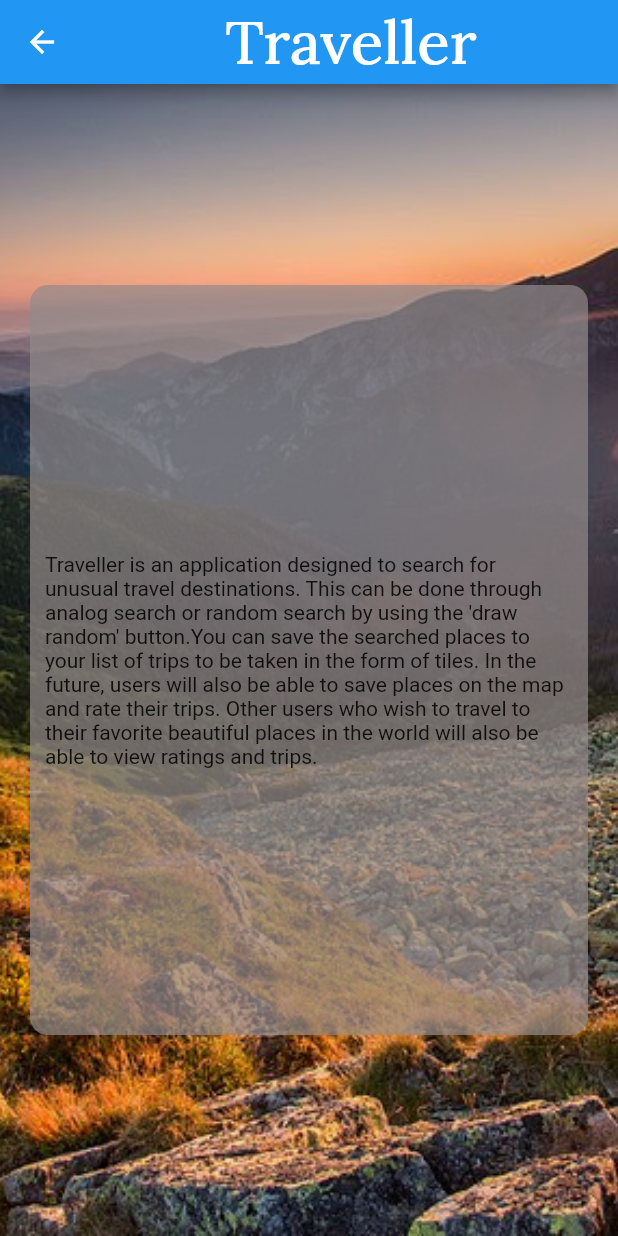
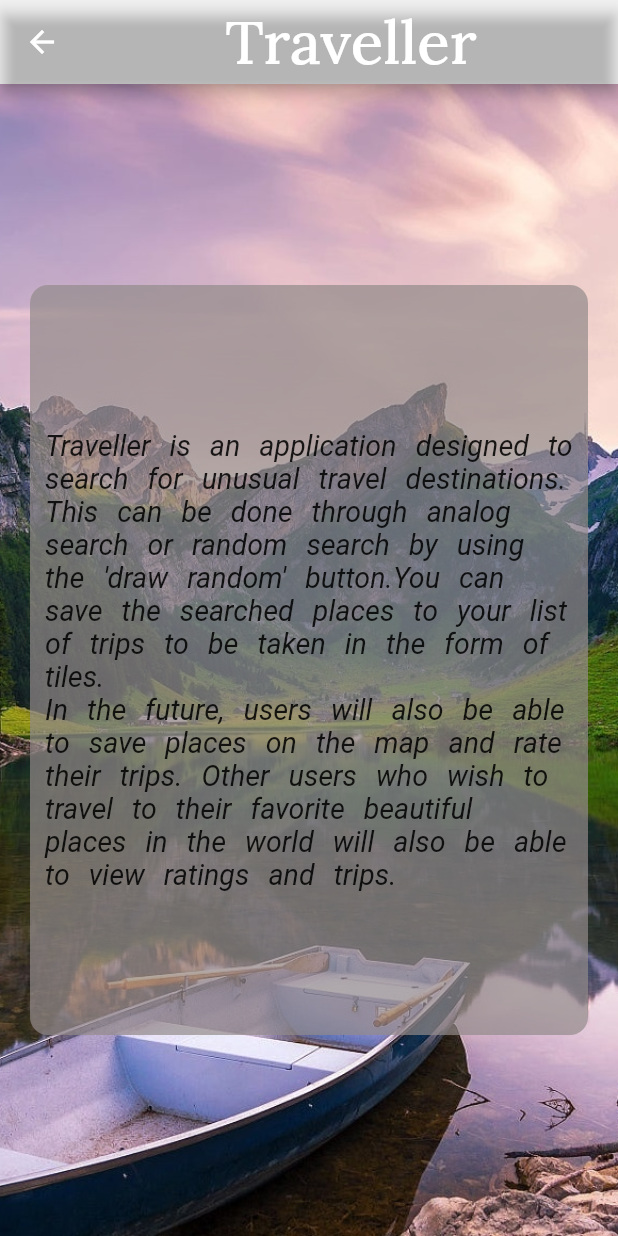
Before and after one commit to Isaaca11222/traveller, a Flutter app: the screen it shows once a user with an empty profile is signed in, scrolled down 159 dp, after a tap on the "question mark" icon, on a phone screen of 412 x 824 dp. Run offline on Flutter 3.47's test engine with Material 2 defaults, Android fonts, the phone set to English and light mode, and no system bars; our stand-ins replace bloc, cloud_firestore, firebase_auth, firebase_core, flutter_bloc, google_fonts and 1 more; accounts and stored records are empty; network calls fail.

Commit message:
Improve code

```diff
--- a/lib/app/features/LoginPage/login_page.dart
+++ b/lib/app/features/LoginPage/login_page.dart
@@ -75,7 +75,7 @@ class _LoginPageState extends State<LoginPage> {
                 ElevatedButton(
                   onPressed: () async {
                     if (isCreatingAccount == false) {
-                      // rejestracja
+                      //logowanie
                       try {
                         await FirebaseAuth.instance.signInWithEmailAndPassword(
                           email: emailController.text,
@@ -87,7 +87,7 @@ class _LoginPageState extends State<LoginPage> {
                         });
                       }
                     } else {
-                      // logowanie
+                      //rejestracja
                       try {
                         await FirebaseAuth.instance
                             .createUserWithEmailAndPassword(
--- a/lib/app/features/add/cubit/add_cubit.dart
+++ b/lib/app/features/add/cubit/add_cubit.dart
@@ -1,7 +1,6 @@
 import 'dart:async';
 
 import 'package:bloc/bloc.dart';
-import 'package:cloud_firestore/cloud_firestore.dart';
 import 'package:traveller/app/domain/repositories/items_repository.dart';
 
 part 'add_state.dart';
@@ -19,6 +18,7 @@ class AddCubit extends Cubit<AddState> {
     try {
       await _itemsRepository.add(title, imageURL, releaseDate);
       //firebase przeniesiony do repository
+      emit(const AddState(saved: true));
     } catch (error) {
       emit(AddState(errorMessage: error.toString()));
     }
--- a/lib/app/features/home/NavigationBar/FirstPageSearch/first_page_search.dart
+++ b/lib/app/features/home/NavigationBar/FirstPageSearch/first_page_search.dart
@@ -3,7 +3,7 @@ import 'package:google_fonts/google_fonts.dart';
 import 'package:flutter/material.dart';
 
 import 'package:traveller/app/features/home/CountriesList/countries.dart';
-import 'package:traveller/app/features/home/Pages/country_page.dart';
+import 'package:traveller/app/features/home/CountryPage/country_page.dart';
 
 import 'package:traveller/app/features/home/RandomPage/random_page.dart';
 
@@ -40,8 +40,6 @@ class _FirstPageSearchState extends State<FirstPageSearch> {
               children: [
                 Container(
                   margin: (const EdgeInsets.all(20.0)),
-                  child: InkWell(
-                    onTap: () {},
                   child: TextField(
                     controller: controller,
                     decoration: InputDecoration(
@@ -68,7 +66,6 @@ class _FirstPageSearchState extends State<FirstPageSearch> {
                     ),
                     onChanged: searchCountry,
                     style: const TextStyle(fontSize: 20),
-                    ),
                   ),
                 ),
                 Expanded(
@@ -102,7 +99,7 @@ class _FirstPageSearchState extends State<FirstPageSearch> {
                 const SizedBox(height: 100),
                 ElevatedButton(
                   style: ElevatedButton.styleFrom(
-                    primary: const Color.fromARGB(166, 34, 29, 29),
+                    backgroundColor: const Color.fromARGB(166, 34, 29, 29),
                   ),
                   child: const Text('Draw random'),
                   onPressed: () {
--- a/lib/app/features/home/NavigationDraverWidget/navigation_drawer_widget.dart
+++ b/lib/app/features/home/NavigationDraverWidget/navigation_drawer_widget.dart
@@ -19,7 +19,10 @@ class NavigationDrawerWidget extends StatelessWidget {
               text: 'Destinations',
               icon: Icons.map_sharp,
             ),
-            buildMenuItem(text: 'Account', icon: Icons.person),
+            buildMenuItem(
+              text: 'Account',
+              icon: Icons.person,
+            ),
             buildMenuItem(
               text: 'Credits',
               icon: Icons.create,
--- a/lib/app/features/home/QuestionPage/question_page.dart
+++ b/lib/app/features/home/QuestionPage/question_page.dart
@@ -19,12 +19,13 @@ class QuestionPage extends StatelessWidget {
             ),
           ],
         ),
+        backgroundColor: Colors.transparent ,
       ),
       body: Container(
         constraints: const BoxConstraints.expand(),
         decoration: const BoxDecoration(
           image: DecorationImage(
-              image: AssetImage('images/tlo4.jpg'), fit: BoxFit.cover),
+              image: AssetImage('images/lodka.jpg'), fit: BoxFit.cover),
         ),
         child: Center(
           child: Column(
@@ -44,7 +45,13 @@ class QuestionPage extends StatelessWidget {
                     shrinkWrap: true,
                     children: const [
                       Text(
-                          "Traveller is an application designed to search for unusual travel destinations. This can be done through analog search or random search by using the 'draw random' button.You can save the searched places to your list of trips to be taken in the form of tiles. In the future, users will also be able to save places on the map and rate their trips. Other users who wish to travel to their favorite beautiful places in the world will also be able to view ratings and trips. "),
+                        "Traveller is an application designed to search for unusual travel destinations. This can be done through analog search or random search by using the 'draw random' button.You can save the searched places to your list of trips to be taken in the form of tiles. \nIn the future, users will also be able to save places on the map and rate their trips. Other users who wish to travel to their favorite beautiful places in the world will also be able to view ratings and trips. ",
+                        style: TextStyle(
+                          fontSize: 19,
+                          wordSpacing: 8,
+                          fontStyle: FontStyle.italic,
+                        ),
+                      ),
                     ],
                   ),
                 ),
--- a/lib/app/features/home/home_page.dart
+++ b/lib/app/features/home/home_page.dart
@@ -7,6 +7,7 @@ import 'package:traveller/app/features/home/NavigationBar/SecondPageList/second_
 import 'package:traveller/app/features/home/NavigationBar/ThirdPageMap/third_page.dart';
 import 'package:traveller/app/features/home/NavigationDraverWidget/navigation_drawer_widget.dart';
 import 'package:traveller/app/features/home/QuestionPage/question_page.dart';
+
 
 class HomePagee extends StatefulWidget {
   const HomePagee({
@@ -26,7 +27,7 @@ class _HomePageeState extends State<HomePagee> {
   @override
   Widget build(BuildContext context) {
     return Scaffold(
-      drawer: NavigationDrawerWidget(),
+      drawer: const NavigationDrawerWidget(),
       appBar: AppBar(
         title: Row(
           mainAxisAlignment: MainAxisAlignment.center,
--- a/lib/main.dart
+++ b/lib/main.dart
@@ -5,6 +5,7 @@ import 'package:traveller/app/app.dart';
 import 'firebase_options.dart';
 
 void main() async {
+  WidgetsFlutterBinding.ensureInitialized();
   await Firebase.initializeApp(
     options: DefaultFirebaseOptions.currentPlatform,
   );
--- a/pubspec.yaml
+++ b/pubspec.yaml
@@ -42,6 +42,7 @@ dependencies:
   bloc: ^8.1.0
   flutter_bloc: ^8.1.1
   intl: ^0.17.0
+  url_launcher: ^6.1.6
 
 
 dev_dependencies:
```
Also changed, not shown: lib/app/cubit/root_cubit.dart (+15 -3 lines), lib/app/features/home/CountryPage/country_page.dart (renamed from lib/app/features/home/Pages/country_page.dart, +9 -1 lines), pubspec.lock, 7 other files. Lines whose indentation alone changed are shown as unchanged.
